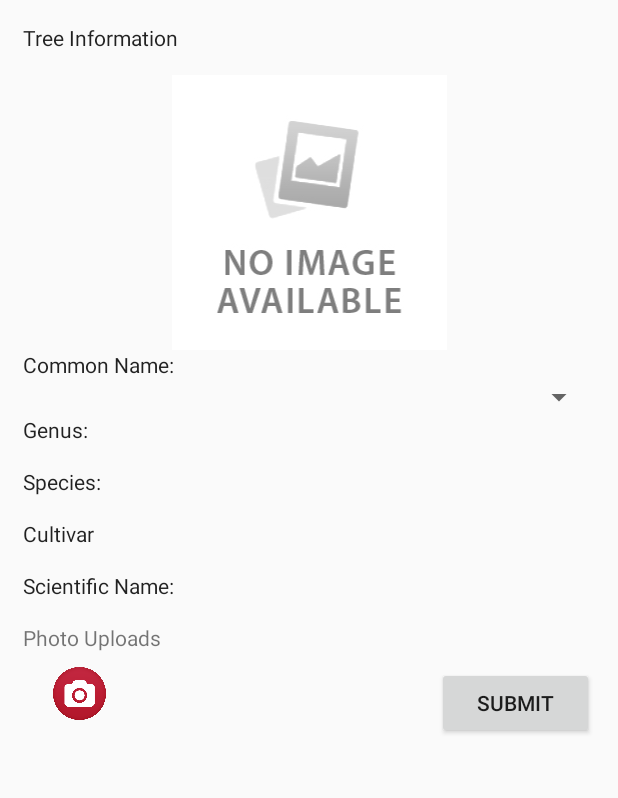
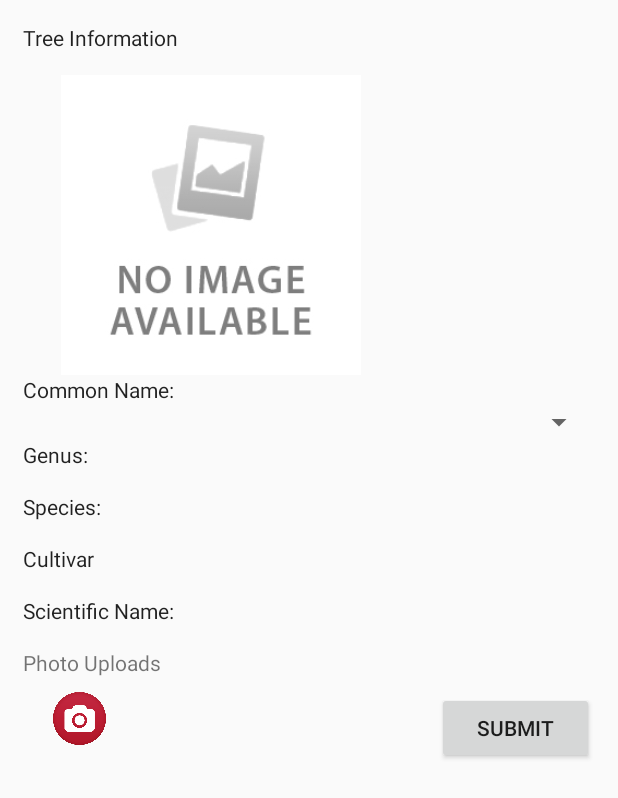
Before and after one commit to sardarali/MyCity, an Android app: the layout activity_treeinter.xml on its own in the app's theme, with its tools: preview values and no code run, on a phone screen of 412 x 824 dp. Shown: the top 798 px of the screen. Run offline under Robolectric (Android 15) with nearby library versions, the light colour scheme and no system bars.

Commit message:
last one

```diff
--- a/app/src/main/java/newwest/mycity/TreeActivity.java
+++ b/app/src/main/java/newwest/mycity/TreeActivity.java
@@ -61,7 +61,7 @@ public class TreeActivity extends AppCompatActivity {
         if(pdr.getCommonName() == null || pdr.getCommonName().equals("")){
             cult2.setText("Oops! No one knows about this tree, why don't you tell us?");
         }else{
-            cult2.setText("");
+            cult2.setText("Wrong Information? Tell us!");
         }
 
 
--- a/app/src/main/res/layout/activity_treeinter.xml
+++ b/app/src/main/res/layout/activity_treeinter.xml
@@ -20,10 +20,10 @@
         android:layout_height="15dp" />
 
     <ImageView
-        android:layout_width="match_parent"
-        android:layout_height="wrap_content"
         app:srcCompat="@mipmap/noimage"
-        android:id="@+id/imageView18" />
+        android:id="@+id/imageView18"
+        android:layout_height="200dp"
+        android:layout_width="250dp" />
 
     <TextView
         android:text="Common Name:"
```
Also changed, not shown: app/src/main/java/newwest/mycity/TreeInterActivity.java (+22 -0 lines).
